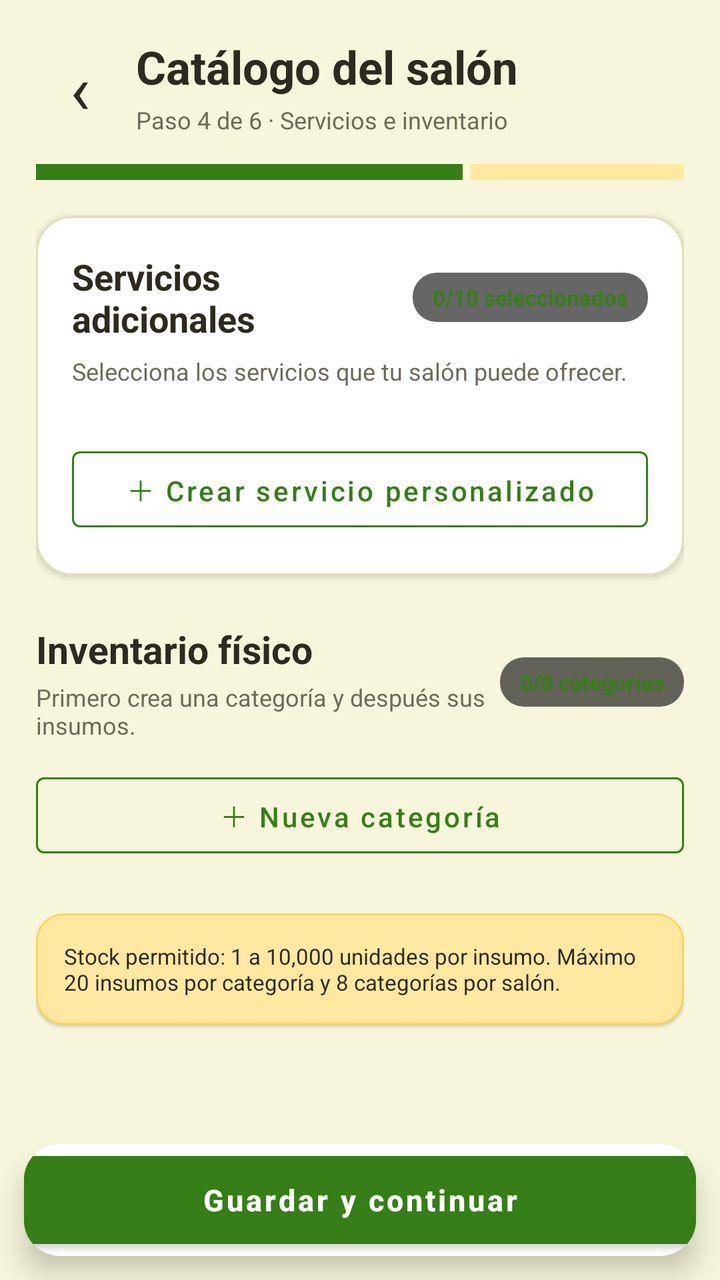
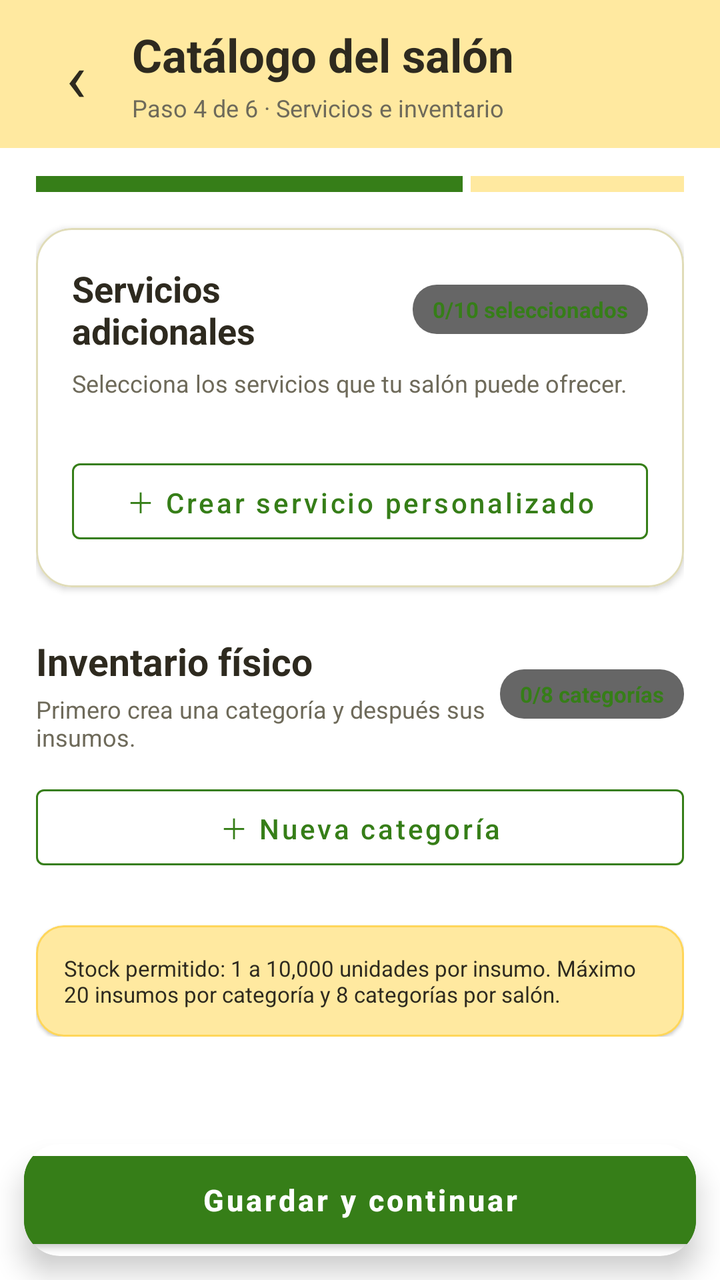

Before-and-after screenshots of an Android layout around one commit, followed by the original layout XML and the change that was made.
<!-- AndroidManifest.xml: application theme Theme.Ocasion_mobil_v2 -->
<!-- res/layout/activity_catalogo_salon.xml -->
<?xml version="1.0" encoding="utf-8"?>
<androidx.coordinatorlayout.widget.CoordinatorLayout
    xmlns:android="http://schemas.android.com/apk/res/android"
    xmlns:app="http://schemas.android.com/apk/res-auto"
    android:id="@+id/rootCatalogo"
    android:layout_width="match_parent"
    android:layout_height="match_parent"
    android:background="@color/bg_general">


    <androidx.core.widget.NestedScrollView
        android:layout_width="match_parent"
        android:layout_height="match_parent"
        android:fillViewport="true"
        android:clipToPadding="false"
        android:paddingBottom="100dp">


        <LinearLayout
            android:layout_width="match_parent"
            android:layout_height="wrap_content"
            android:orientation="vertical"
            android:padding="18dp">

            

            <LinearLayout
                android:layout_width="match_parent"
                android:layout_height="wrap_content"
                android:gravity="center_vertical">


                <TextView
                    android:id="@+id/btnBackCatalogo"
                    android:layout_width="44dp"
                    android:layout_height="44dp"
                    android:gravity="center"
                    android:text="‹"
                    android:textColor="@color/texto_principal"
                    android:textSize="34sp" />


                <LinearLayout
                    android:layout_width="0dp"
                    android:layout_height="wrap_content"
                    android:layout_weight="1"
                    android:orientation="vertical"
                    android:paddingStart="6dp">


                    <TextView
                        android:layout_width="match_parent"
                        android:layout_height="wrap_content"
                        android:text="Catálogo del salón"
                        android:textColor="@color/texto_principal"
                        android:textSize="23sp"
                        android:textStyle="bold" />

                    <TextView
                        android:layout_width="match_parent"
                        android:layout_height="wrap_content"
                        android:layout_marginTop="3dp"
                        android:text="Paso 4 de 6 · Servicios e inventario"
                        android:textColor="@color/texto_secundario"
                        android:textSize="12sp" />

                </LinearLayout>

            </LinearLayout>

            

            <LinearLayout
                android:layout_width="match_parent"
                android:layout_height="8dp"
                android:layout_marginTop="14dp"
                android:orientation="horizontal">

                <View
                    android:layout_width="0dp"
                    android:layout_height="match_parent"
                    android:layout_weight="4"
                    android:background="@color/verde_primario" />

                <View
                    android:layout_width="0dp"
                    android:layout_height="match_parent"
                    android:layout_weight="2"
                    android:layout_marginStart="4dp"
                    android:background="@color/header_footer_light" />
            </LinearLayout>

            

            <com.google.android.material.card.MaterialCardView
                android:layout_width="match_parent"
                android:layout_height="wrap_content"
                android:layout_marginTop="18dp"
                app:cardBackgroundColor="@color/blanco"
                app:cardCornerRadius="18dp"
                app:cardElevation="2dp"
                app:strokeColor="@color/borde_input"
                app:strokeWidth="1dp">


                <LinearLayout
                    android:layout_width="match_parent"
                    android:layout_height="wrap_content"
                    android:orientation="vertical"
                    android:padding="18dp">

                    <LinearLayout
                        android:layout_width="match_parent"
                        android:layout_height="wrap_content"
                        android:gravity="center_vertical">

                        <TextView
                            android:layout_width="0dp"
                            android:layout_height="wrap_content"
                            android:layout_weight="1"
                            android:text="Servicios adicionales"
                            android:textColor="@color/texto_principal"
                            android:textSize="18sp"
                            android:textStyle="bold" />

                        <TextView
                            android:id="@+id/tvServiciosCount"
                            android:layout_width="wrap_content"
                            android:layout_height="wrap_content"
                            android:background="@drawable/bg_badge"
                            android:paddingStart="10dp"
                            android:paddingEnd="10dp"
                            android:paddingTop="5dp"
                            android:paddingBottom="5dp"
                            android:text="0/10 seleccionados"
                            android:textColor="@color/verde_primario"
                            android:textSize="11sp"
                            android:textStyle="bold" />
                    </LinearLayout>

                    <TextView
                        android:layout_width="match_parent"
                        android:layout_height="wrap_content"
                        android:layout_marginTop="6dp"
                        android:text="Selecciona los servicios que tu salón puede ofrecer."
                        android:textColor="@color/texto_secundario"
                        android:textSize="12sp" />

                    <HorizontalScrollView
                        android:layout_width="match_parent"
                        android:layout_height="wrap_content"
                        android:layout_marginTop="14dp"
                        android:scrollbars="none">

                        <com.google.android.material.chip.ChipGroup
                            android:id="@+id/chipGroupServicios"
                            android:layout_width="wrap_content"
                            android:layout_height="wrap_content"
                            android:singleLine="true"
                            app:chipSpacingHorizontal="8dp"
                            app:chipSpacingVertical="8dp" />
                    </HorizontalScrollView>

                    <com.google.android.material.button.MaterialButton
                        android:id="@+id/btnServicioPersonalizado"
                        style="?attr/materialButtonOutlinedStyle"
                        android:layout_width="match_parent"
                        android:layout_height="50dp"
                        android:layout_marginTop="12dp"
                        android:text="＋ Crear servicio personalizado"
                        android:textAllCaps="false"
                        android:textColor="@color/verde_primario"
                        app:strokeColor="@color/verde_primario" />

                </LinearLayout>

            </com.google.android.material.card.MaterialCardView>

            

            <LinearLayout
                android:layout_width="match_parent"
                android:layout_height="wrap_content"
                android:layout_marginTop="24dp"
                android:gravity="center_vertical">


                <LinearLayout
                    android:layout_width="0dp"
                    android:layout_height="wrap_content"
                    android:layout_weight="1"
                    android:orientation="vertical">


                    <TextView
                        android:layout_width="match_parent"
                        android:layout_height="wrap_content"
                        android:text="Inventario físico"
                        android:textColor="@color/texto_principal"
                        android:textSize="19sp"
                        android:textStyle="bold" />


                    <TextView
                        android:layout_width="match_parent"
                        android:layout_height="wrap_content"
                        android:layout_marginTop="3dp"
                        android:text="Primero crea una categoría y después sus insumos."
                        android:textColor="@color/texto_secundario"
                        android:textSize="12sp" />

                </LinearLayout>


                <TextView
                    android:id="@+id/tvCategoriasCount"
                    android:layout_width="wrap_content"
                    android:layout_height="wrap_content"
                    android:background="@drawable/bg_badge"
                    android:paddingStart="10dp"
                    android:paddingEnd="10dp"
                    android:paddingTop="5dp"
                    android:paddingBottom="5dp"
                    android:text="0/8 categorías"
                    android:textColor="@color/verde_primario"
                    android:textSize="11sp"
                    android:textStyle="bold" />
            </LinearLayout>

            <com.google.android.material.button.MaterialButton
                android:id="@+id/btnAgregarCategoria"
                style="?attr/materialButtonOutlinedStyle"
                android:layout_width="match_parent"
                android:layout_height="50dp"
                android:layout_marginTop="12dp"
                android:text="＋ Nueva categoría"
                android:textAllCaps="false"
                android:textColor="@color/verde_primario"
                app:strokeColor="@color/verde_primario" />

            <androidx.recyclerview.widget.RecyclerView
                android:id="@+id/rvCategorias"
                android:layout_width="match_parent"
                android:layout_height="wrap_content"
                android:layout_marginTop="12dp"
                android:nestedScrollingEnabled="false" />

            <com.google.android.material.card.MaterialCardView
                android:layout_width="match_parent"
                android:layout_height="wrap_content"
                android:layout_marginTop="12dp"
                app:cardBackgroundColor="@color/header_footer_light"
                app:cardCornerRadius="14dp"
                app:strokeColor="@color/header_footer_dark"
                app:strokeWidth="1dp">

                <TextView
                    android:layout_width="match_parent"
                    android:layout_height="wrap_content"
                    android:padding="14dp"
                    android:text="Stock permitido: 1 a 10,000 unidades por insumo. Máximo 20 insumos por categoría y 8 categorías por salón."
                    android:textColor="@color/texto_principal"
                    android:textSize="11sp" />

            </com.google.android.material.card.MaterialCardView>

        </LinearLayout>

    </androidx.core.widget.NestedScrollView>

    

    <com.google.android.material.card.MaterialCardView
        android:layout_width="match_parent"
        android:layout_height="wrap_content"
        android:layout_gravity="bottom"
        android:layout_margin="12dp"
        app:cardCornerRadius="18dp"
        app:cardElevation="8dp">


        <com.google.android.material.button.MaterialButton
            android:id="@+id/btnGuardarCatalogo"
            android:layout_width="match_parent"
            android:layout_height="56dp"
            android:text="Guardar y continuar"
            android:textAllCaps="false"
            android:textColor="@color/blanco"
            android:textSize="15sp"
            android:textStyle="bold"
            android:backgroundTint="@color/verde_primario" />

    </com.google.android.material.card.MaterialCardView>

</androidx.coordinatorlayout.widget.CoordinatorLayout>
<!-- resources referenced by this layout -->
<resources>
  <color name="bg_general">#F7F6DC</color>
  <color name="blanco">#FFFFFF</color>
  <color name="borde_input">#E0DCB8</color>
  <color name="header_footer_dark">#FFD65A</color>
  <color name="header_footer_light">#FFE9A0</color>
  <color name="texto_principal">#2E2A1F</color>
  <color name="texto_secundario">#6E6A5A</color>
  <color name="verde_primario">#367E18</color>
  <!-- drawable bg_badge (drawable) -->
  <?xml version="1.0" encoding="utf-8"?>
  <shape xmlns:android="http://schemas.android.com/apk/res/android">
      <solid android:color="#99000000" />
      <corners android:radius="12dp" />
  </shape>
  <style name="Theme.Ocasion_mobil_v2" parent="Theme.MaterialComponents.Light.NoActionBar" />
</resources>

<!-- the commit's change to res/layout/activity_catalogo_salon.xml (unified diff, before → after) -->
@@ -20,14 +20,18 @@
             android:layout_width="match_parent"
             android:layout_height="wrap_content"
             android:orientation="vertical"
-            android:padding="18dp">
+            >
 
             
 
             <LinearLayout
                 android:layout_width="match_parent"
                 android:layout_height="wrap_content"
-                android:gravity="center_vertical">
+                android:gravity="center_vertical"
+                android:background="@color/header_footer_light"
+                android:orientation="horizontal"
+                android:paddingHorizontal="16dp"
+                android:paddingVertical="12dp">
 
 
                 <TextView
@@ -68,201 +72,210 @@
 
             </LinearLayout>
 
-            
-
-            <LinearLayout
-                android:layout_width="match_parent"
-                android:layout_height="8dp"
-                android:layout_marginTop="14dp"
-                android:orientation="horizontal">
-
-                <View
-                    android:layout_width="0dp"
-                    android:layout_height="match_parent"
-                    android:layout_weight="4"
-                    android:background="@color/verde_primario" />
-
-                <View
-                    android:layout_width="0dp"
-                    android:layout_height="match_parent"
-                    android:layout_weight="2"
-                    android:layout_marginStart="4dp"
-                    android:background="@color/header_footer_light" />
-            </LinearLayout>
-
-            
-
-            <com.google.android.material.card.MaterialCardView
-                android:layout_width="match_parent"
-                android:layout_height="wrap_content"
-                android:layout_marginTop="18dp"
-                app:cardBackgroundColor="@color/blanco"
-                app:cardCornerRadius="18dp"
-                app:cardElevation="2dp"
-                app:strokeColor="@color/borde_input"
-                app:strokeWidth="1dp">
-
-
-                <LinearLayout
-                    android:layout_width="match_parent"
-                    android:layout_height="wrap_content"
-                    android:orientation="vertical"
-                    android:padding="18dp">
-
-                    <LinearLayout
-                        android:layout_width="match_parent"
-                        android:layout_height="wrap_content"
-                        android:gravity="center_vertical">
-
-                        <TextView
-                            android:layout_width="0dp"
-                            android:layout_height="wrap_content"
-                            android:layout_weight="1"
-                            android:text="Servicios adicionales"
-                            android:textColor="@color/texto_principal"
-                            android:textSize="18sp"
-                            android:textStyle="bold" />
-
-                        <TextView
-                            android:id="@+id/tvServiciosCount"
-                            android:layout_width="wrap_content"
-                            android:layout_height="wrap_content"
-                            android:background="@drawable/bg_badge"
-                            android:paddingStart="10dp"
-                            android:paddingEnd="10dp"
-                            android:paddingTop="5dp"
-                            android:paddingBottom="5dp"
-                            android:text="0/10 seleccionados"
-                            android:textColor="@color/verde_primario"
-                            android:textSize="11sp"
-                            android:textStyle="bold" />
-                    </LinearLayout>
-
-                    <TextView
-                        android:layout_width="match_parent"
-                        android:layout_height="wrap_content"
-                        android:layout_marginTop="6dp"
-                        android:text="Selecciona los servicios que tu salón puede ofrecer."
-                        android:textColor="@color/texto_secundario"
-                        android:textSize="12sp" />
-
-                    <HorizontalScrollView
-                        android:layout_width="match_parent"
-                        android:layout_height="wrap_content"
-                        android:layout_marginTop="14dp"
-                        android:scrollbars="none">
-
-                        <com.google.android.material.chip.ChipGroup
-                            android:id="@+id/chipGroupServicios"
-                            android:layout_width="wrap_content"
-                            android:layout_height="wrap_content"
-                            android:singleLine="true"
-                            app:chipSpacingHorizontal="8dp"
-                            app:chipSpacingVertical="8dp" />
-                    </HorizontalScrollView>
-
-                    <com.google.android.material.button.MaterialButton
-                        android:id="@+id/btnServicioPersonalizado"
-                        style="?attr/materialButtonOutlinedStyle"
-                        android:layout_width="match_parent"
-                        android:layout_height="50dp"
-                        android:layout_marginTop="12dp"
-                        android:text="＋ Crear servicio personalizado"
-                        android:textAllCaps="false"
-                        android:textColor="@color/verde_primario"
-                        app:strokeColor="@color/verde_primario" />
-
-                </LinearLayout>
-
-            </com.google.android.material.card.MaterialCardView>
-
-            
-
             <LinearLayout
                 android:layout_width="match_parent"
                 android:layout_height="wrap_content"
-                android:layout_marginTop="24dp"
-                android:gravity="center_vertical">
-
+                android:orientation="vertical"
+                android:paddingHorizontal="18dp"
+                android:paddingBottom="18dp">
+
+                
 
                 <LinearLayout
-                    android:layout_width="0dp"
-                    android:layout_height="wrap_content"
-                    android:layout_weight="1"
-                    android:orientation="vertical">
-
+                    android:layout_width="match_parent"
+                    android:layout_height="8dp"
+                    android:layout_marginTop="14dp"
+                    android:orientation="horizontal">
+
+                    <View
+                        android:layout_width="0dp"
+                        android:layout_height="match_parent"
+                        android:layout_weight="4"
+                        android:background="@color/verde_primario" />
+
+                    <View
+                        android:layout_width="0dp"
+                        android:layout_height="match_parent"
+                        android:layout_weight="2"
+                        android:layout_marginStart="4dp"
+                        android:background="@color/header_footer_light" />
+                </LinearLayout>
+
+                
+
+                <com.google.android.material.card.MaterialCardView
+                    android:layout_width="match_parent"
+                    android:layout_height="wrap_content"
+                    android:layout_marginTop="18dp"
+                    app:cardBackgroundColor="@color/blanco"
+                    app:cardCornerRadius="18dp"
+                    app:cardElevation="2dp"
+                    app:strokeColor="@color/borde_input"
+                    app:strokeWidth="1dp">
+
+
+                    <LinearLayout
+                        android:layout_width="match_parent"
+                        android:layout_height="wrap_content"
+                        android:orientation="vertical"
+                        android:padding="18dp">
+
+                        <LinearLayout
+                            android:layout_width="match_parent"
+                            android:layout_height="wrap_content"
+                            android:gravity="center_vertical">
+
+                            <TextView
+                                android:layout_width="0dp"
+                                android:layout_height="wrap_content"
+                                android:layout_weight="1"
+                                android:text="Servicios adicionales"
+                                android:textColor="@color/texto_principal"
+                                android:textSize="18sp"
+                                android:textStyle="bold" />
+
+                            <TextView
+                                android:id="@+id/tvServiciosCount"
+                                android:layout_width="wrap_content"
+                                android:layout_height="wrap_content"
+                                android:background="@drawable/bg_badge"
+                                android:paddingStart="10dp"
+                                android:paddingEnd="10dp"
+                                android:paddingTop="5dp"
+                                android:paddingBottom="5dp"
+                                android:text="0/10 seleccionados"
+                                android:textColor="@color/verde_primario"
+                                android:textSize="11sp"
+                                android:textStyle="bold" />
+                        </LinearLayout>
+
+                        <TextView
+                            android:layout_width="match_parent"
+                            android:layout_height="wrap_content"
+                            android:layout_marginTop="6dp"
+                            android:text="Selecciona los servicios que tu salón puede ofrecer."
+                            android:textColor="@color/texto_secundario"
+                            android:textSize="12sp" />
+
+                        <HorizontalScrollView
+                            android:layout_width="match_parent"
+                            android:layout_height="wrap_content"
+                            android:layout_marginTop="14dp"
+                            android:scrollbars="none">
+
+                            <com.google.android.material.chip.ChipGroup
+                                android:id="@+id/chipGroupServicios"
+                                android:layout_width="wrap_content"
+                                android:layout_height="wrap_content"
+                                android:singleLine="true"
+                                app:chipSpacingHorizontal="8dp"
+                                app:chipSpacingVertical="8dp" />
+                        </HorizontalScrollView>
+
+                        <com.google.android.material.button.MaterialButton
+                            android:id="@+id/btnServicioPersonalizado"
+                            style="?attr/materialButtonOutlinedStyle"
+                            android:layout_width="match_parent"
+                            android:layout_height="50dp"
+                            android:layout_marginTop="12dp"
+                            android:text="＋ Crear servicio personalizado"
+                            android:textAllCaps="false"
+                            android:textColor="@color/verde_primario"
+                            app:strokeColor="@color/verde_primario" />
+
+                    </LinearLayout>
+
+                </com.google.android.material.card.MaterialCardView>
+
+                
+
+                <LinearLayout
+                    android:layout_width="match_parent"
+                    android:layout_height="wrap_content"
+                    android:layout_marginTop="24dp"
+                    android:gravity="center_vertical">
+
+
+                    <LinearLayout
+                        android:layout_width="0dp"
+                        android:layout_height="wrap_content"
+                        android:layout_weight="1"
+                        android:orientation="vertical">
+
+
+                        <TextView
+                            android:layout_width="match_parent"
+                            android:layout_height="wrap_content"
+                            android:text="Inventario físico"
+                            android:textColor="@color/texto_principal"
+                            android:textSize="19sp"
+                            android:textStyle="bold" />
+
+
+                        <TextView
+                            android:layout_width="match_parent"
+                            android:layout_height="wrap_content"
+                            android:layout_marginTop="3dp"
+                            android:text="Primero crea una categoría y después sus insumos."
+                            android:textColor="@color/texto_secundario"
+                            android:textSize="12sp" />
+
+                    </LinearLayout>
+
+
+                    <TextView
+                        android:id="@+id/tvCategoriasCount"
+                        android:layout_width="wrap_content"
+                        android:layout_height="wrap_content"
+                        android:background="@drawable/bg_badge"
+                        android:paddingStart="10dp"
+                        android:paddingEnd="10dp"
+                        android:paddingTop="5dp"
+                        android:paddingBottom="5dp"
+                        android:text="0/8 categorías"
+                        android:textColor="@color/verde_primario"
+                        android:textSize="11sp"
+                        android:textStyle="bold" />
+                </LinearLayout>
+
+                <com.google.android.material.button.MaterialButton
+                    android:id="@+id/btnAgregarCategoria"
+                    style="?attr/materialButtonOutlinedStyle"
+                    android:layout_width="match_parent"
+                    android:layout_height="50dp"
+                    android:layout_marginTop="12dp"
+                    android:text="＋ Nueva categoría"
+                    android:textAllCaps="false"
+                    android:textColor="@color/verde_primario"
+                    app:strokeColor="@color/verde_primario" />
+
+                <androidx.recyclerview.widget.RecyclerView
+                    android:id="@+id/rvCategorias"
+                    android:layout_width="match_parent"
+                    android:layout_height="wrap_content"
+                    android:layout_marginTop="12dp"
+                    android:nestedScrollingEnabled="false" />
+
+                <com.google.android.material.card.MaterialCardView
+                    android:layout_width="match_parent"
+                    android:layout_height="wrap_content"
+                    android:layout_marginTop="12dp"
+                    app:cardBackgroundColor="@color/header_footer_light"
+                    app:cardCornerRadius="14dp"
+                    app:strokeColor="@color/header_footer_dark"
+                    app:strokeWidth="1dp">
 
                     <TextView
                         android:layout_width="match_parent"
                         android:layout_height="wrap_content"
-                        android:text="Inventario físico"
+                        android:padding="14dp"
+                        android:text="Stock permitido: 1 a 10,000 unidades por insumo. Máximo 20 insumos por categoría y 8 categorías por salón."
                         android:textColor="@color/texto_principal"
-                        android:textSize="19sp"
-                        android:textStyle="bold" />
-
-
-                    <TextView
-                        android:layout_width="match_parent"
-                        android:layout_height="wrap_content"
-                        android:layout_marginTop="3dp"
-                        android:text="Primero crea una categoría y después sus insumos."
-                        android:textColor="@color/texto_secundario"
-                        android:textSize="12sp" />
-
-                </LinearLayout>
-
-
-                <TextView
-                    android:id="@+id/tvCategoriasCount"
-                    android:layout_width="wrap_content"
-                    android:layout_height="wrap_content"
-                    android:background="@drawable/bg_badge"
-                    android:paddingStart="10dp"
-                    android:paddingEnd="10dp"
-                    android:paddingTop="5dp"
-                    android:paddingBottom="5dp"
-                    android:text="0/8 categorías"
-                    android:textColor="@color/verde_primario"
-                    android:textSize="11sp"
-                    android:textStyle="bold" />
+                        android:textSize="11sp" />
+
+                </com.google.android.material.card.MaterialCardView>
+
             </LinearLayout>
-
-            <com.google.android.material.button.MaterialButton
-                android:id="@+id/btnAgregarCategoria"
-                style="?attr/materialButtonOutlinedStyle"
-                android:layout_width="match_parent"
-                android:layout_height="50dp"
-                android:layout_marginTop="12dp"
-                android:text="＋ Nueva categoría"
-                android:textAllCaps="false"
-                android:textColor="@color/verde_primario"
-                app:strokeColor="@color/verde_primario" />
-
-            <androidx.recyclerview.widget.RecyclerView
-                android:id="@+id/rvCategorias"
-                android:layout_width="match_parent"
-                android:layout_height="wrap_content"
-                android:layout_marginTop="12dp"
-                android:nestedScrollingEnabled="false" />
-
-            <com.google.android.material.card.MaterialCardView
-                android:layout_width="match_parent"
-                android:layout_height="wrap_content"
-                android:layout_marginTop="12dp"
-                app:cardBackgroundColor="@color/header_footer_light"
-                app:cardCornerRadius="14dp"
-                app:strokeColor="@color/header_footer_dark"
-                app:strokeWidth="1dp">
-
-                <TextView
-                    android:layout_width="match_parent"
-                    android:layout_height="wrap_content"
-                    android:padding="14dp"
-                    android:text="Stock permitido: 1 a 10,000 unidades por insumo. Máximo 20 insumos por categoría y 8 categorías por salón."
-                    android:textColor="@color/texto_principal"
-                    android:textSize="11sp" />
-
-            </com.google.android.material.card.MaterialCardView>
 
         </LinearLayout>
 
<!-- resource entries referenced after the edit -->
@@ -1,6 +1,6 @@
 <!-- resources referenced by this layout -->
 <resources>
-  <color name="bg_general">#F7F6DC</color>
+  <color name="bg_general">#FFFFFF</color>
   <color name="blanco">#FFFFFF</color>
   <color name="borde_input">#E0DCB8</color>
   <color name="header_footer_dark">#FFD65A</color>
